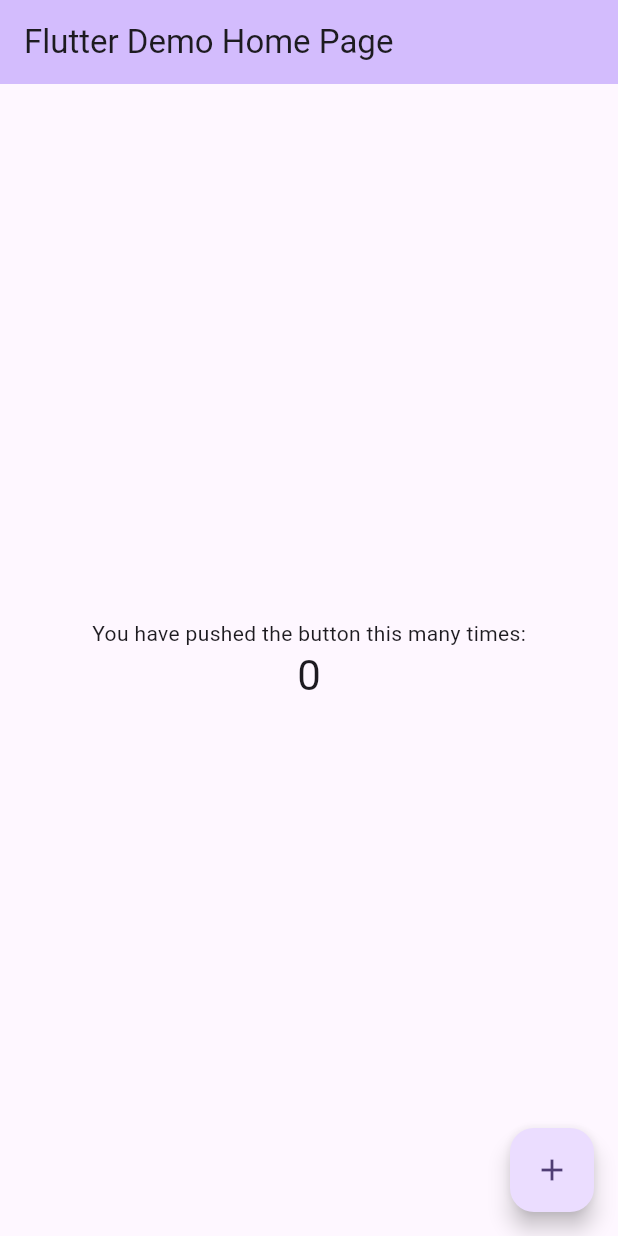
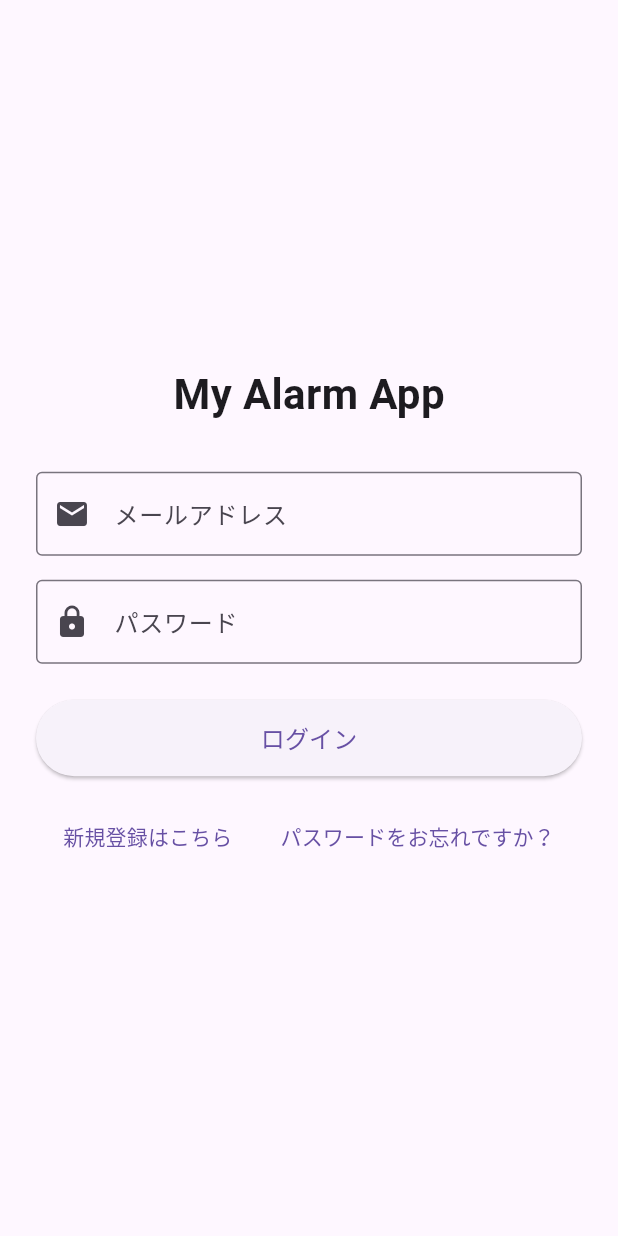
Before and after one commit to nao-0802/flutter_team_app, a Flutter app: the screen it shows after launch, on a phone screen of 412 x 824 dp. Run offline on Flutter 3.47's test engine with Material 3 defaults, Android fonts, the phone set to English and light mode, and no system bars; our stand-ins replace firebase_auth, firebase_core; accounts and stored records are empty.

Commit message:
alert_list.dartを追加しました

```diff
--- /dev/null
+++ b/lib/alarm/alarm_list.dart
@@ -0,0 +1,13 @@
+import 'package:flutter/material.dart';
+
+class AlarmListPage extends StatelessWidget {
+  const AlarmListPage({super.key});
+
+  @override
+  Widget build(BuildContext context) {
+    return Scaffold(
+      appBar: AppBar(title: const Text('アラーム一覧')),
+      body: const Center(child: Text('ログイン成功！')),
+    );
+  }
+}
--- /dev/null
+++ b/lib/login/login.dart
@@ -0,0 +1,147 @@
+import 'package:flutter/material.dart';
+import 'package:firebase_auth/firebase_auth.dart';
+import '../alarm/alarm_list.dart';
+
+class LoginPage extends StatefulWidget {
+  const LoginPage({super.key});
+
+  @override
+  State<LoginPage> createState() => _LoginPageState();
+}
+
+class _LoginPageState extends State<LoginPage> {
+  final _formKey = GlobalKey<FormState>();
+  final _emailController = TextEditingController();
+  final _passwordController = TextEditingController();
+  bool _isLoading = false;
+
+  Future<void> _login() async {
+    if (!_formKey.currentState!.validate()) return;
+
+    setState(() => _isLoading = true);
+
+    try {
+      await FirebaseAuth.instance.signInWithEmailAndPassword(
+        email: _emailController.text.trim(),
+        password: _passwordController.text.trim(),
+      );
+
+      if (!mounted) return;
+      Navigator.pushReplacement(
+        context,
+        MaterialPageRoute(builder: (context) => const AlarmListPage()),
+      );
+    } on FirebaseAuthException catch (e) {
+      String message = 'ログインに失敗しました。';
+      if (e.code == 'user-not-found') {
+        message = 'このメールアドレスは登録されていません。';
+      } else if (e.code == 'wrong-password') {
+        message = 'パスワードが正しくありません。';
+      }
+      ScaffoldMessenger.of(context)
+          .showSnackBar(SnackBar(content: Text(message)));
+    } finally {
+      setState(() => _isLoading = false);
+    }
+  }
+
+  @override
+  Widget build(BuildContext context) {
+    return Scaffold(
+      body: Center(
+        child: SingleChildScrollView(
+          padding: const EdgeInsets.all(24.0),
+          child: Form(
+            key: _formKey,
+            child: Column(
+              mainAxisAlignment: MainAxisAlignment.center,
+              children: [
+                const Text(
+                  'My Alarm App',
+                  style: TextStyle(fontSize: 28, fontWeight: FontWeight.bold),
+                ),
+                const SizedBox(height: 32),
+
+                // メールアドレス入力欄
+                TextFormField(
+                  controller: _emailController,
+                  decoration: const InputDecoration(
+                    labelText: 'メールアドレス',
+                    prefixIcon: Icon(Icons.email),
+                  ),
+                  validator: (value) {
+                    if (value == null || value.isEmpty) {
+                      return 'メールアドレスを入力してください';
+                    }
+                    if (!value.contains('@')) {
+                      return '有効なメールアドレスを入力してください';
+                    }
+                    return null;
+                  },
+                ),
+                const SizedBox(height: 16),
+
+                // パスワード入力欄
+                TextFormField(
+                  controller: _passwordController,
+                  decoration: const InputDecoration(
+                    labelText: 'パスワード',
+                    prefixIcon: Icon(Icons.lock),
+                  ),
+                  obscureText: true,
+                  validator: (value) {
+                    if (value == null || value.isEmpty) {
+                      return 'パスワードを入力してください';
+                    }
+                    return null;
+                  },
+                ),
+                const SizedBox(height: 24),
+
+                // ログインボタン
+                SizedBox(
+                  width: double.infinity,
+                  child: ElevatedButton(
+                    onPressed: _isLoading ? null : _login,
+                    style: ElevatedButton.styleFrom(
+                      padding: const EdgeInsets.symmetric(vertical: 14),
+                    ),
+                    child: _isLoading
+                        ? const CircularProgressIndicator(color: Colors.white)
+                        : const Text('ログイン', style: TextStyle(fontSize: 16)),
+                  ),
+                ),
+                const SizedBox(height: 16),
+
+                // ✅ 修正版：Wrapで自動折り返し
+                Wrap(
+                  alignment: WrapAlignment.spaceBetween,
+                  spacing: 8.0, // 横間隔
+                  runSpacing: 4.0, // 縦間隔
+                  children: [
+                    TextButton(
+                      onPressed: () {
+                        ScaffoldMessenger.of(context).showSnackBar(
+                          const SnackBar(content: Text('新規登録画面へ')),
+                        );
+                      },
+                      child: const Text('新規登録はこちら'),
+                    ),
+                    TextButton(
+                      onPressed: () {
+                        ScaffoldMessenger.of(context).showSnackBar(
+                          const SnackBar(content: Text('パスワードをリセット')),
+                        );
+                      },
+                      child: const Text('パスワードをお忘れですか？'),
+                    ),
+                  ],
+                ),
+              ],
+            ),
+          ),
+        ),
+      ),
+    );
+  }
+}
--- a/lib/main.dart
+++ b/lib/main.dart
@@ -1,122 +1,30 @@
 import 'package:flutter/material.dart';
+import 'package:firebase_core/firebase_core.dart';
+import 'login/login.dart';
+import 'firebase_options.dart'; // FlutterFire CLIで自動生成されるファイル
 
-void main() {
+void main() async {
+  WidgetsFlutterBinding.ensureInitialized();
+  await Firebase.initializeApp(
+    options: DefaultFirebaseOptions.currentPlatform,
+  );
   runApp(const MyApp());
 }
 
 class MyApp extends StatelessWidget {
   const MyApp({super.key});
 
-  // This widget is the root of your application.
   @override
   Widget build(BuildContext context) {
     return MaterialApp(
-      title: 'Flutter Demo',
+      title: 'Login App',
       theme: ThemeData(
-        // This is the theme of your application.
-        //
-        // TRY THIS: Try running your application with "flutter run". You'll see
-        // the application has a purple toolbar. Then, without quitting the app,
-        // try changing the seedColor in the colorScheme below to Colors.green
-        // and then invoke "hot reload" (save your changes or press the "hot
-        // reload" button in a Flutter-supported IDE, or press "r" if you used
-        // the command line to start the app).
-        //
-        // Notice that the counter didn't reset back to zero; the application
-        // state is not lost during the reload. To reset the state, use hot
-        // restart instead.
-        //
-        // This works for code too, not just values: Most code changes can be
-        // tested with just a hot reload.
-        colorScheme: ColorScheme.fromSeed(seedColor: Colors.deepPurple),
+        primarySwatch: Colors.blue,
+        inputDecorationTheme: const InputDecorationTheme(
+          border: OutlineInputBorder(),
+        ),
       ),
-      home: const MyHomePage(title: 'Flutter Demo Home Page'),
+      home: const LoginPage(),
     );
   }
 }
-
-class MyHomePage extends StatefulWidget {
-  const MyHomePage({super.key, required this.title});
-
-  // This widget is the home page of your application. It is stateful, meaning
-  // that it has a State object (defined below) that contains fields that affect
-  // how it looks.
-
-  // This class is the configuration for the state. It holds the values (in this
-  // case the title) provided by the parent (in this case the App widget) and
-  // used by the build method of the State. Fields in a Widget subclass are
-  // always marked "final".
-
-  final String title;
-
-  @override
-  State<MyHomePage> createState() => _MyHomePageState();
-}
-
-class _MyHomePageState extends State<MyHomePage> {
-  int _counter = 0;
-
-  void _incrementCounter() {
-    setState(() {
-      // This call to setState tells the Flutter framework that something has
-      // changed in this State, which causes it to rerun the build method below
-      // so that the display can reflect the updated values. If we changed
-      // _counter without calling setState(), then the build method would not be
-      // called again, and so nothing would appear to happen.
-      _counter++;
-    });
-  }
-
-  @override
-  Widget build(BuildContext context) {
-    // This method is rerun every time setState is called, for instance as done
-    // by the _incrementCounter method above.
-    //
-    // The Flutter framework has been optimized to make rerunning build methods
-    // fast, so that you can just rebuild anything that needs updating rather
-    // than having to individually change instances of widgets.
-    return Scaffold(
-      appBar: AppBar(
-        // TRY THIS: Try changing the color here to a specific color (to
-        // Colors.amber, perhaps?) and trigger a hot reload to see the AppBar
-        // change color while the other colors stay the same.
-        backgroundColor: Theme.of(context).colorScheme.inversePrimary,
-        // Here we take the value from the MyHomePage object that was created by
-        // the App.build method, and use it to set our appbar title.
-        title: Text(widget.title),
-      ),
-      body: Center(
-        // Center is a layout widget. It takes a single child and positions it
-        // in the middle of the parent.
-        child: Column(
-          // Column is also a layout widget. It takes a list of children and
-          // arranges them vertically. By default, it sizes itself to fit its
-          // children horizontally, and tries to be as tall as its parent.
-          //
-          // Column has various properties to control how it sizes itself and
-          // how it positions its children. Here we use mainAxisAlignment to
-          // center the children vertically; the main axis here is the vertical
-          // axis because Columns are vertical (the cross axis would be
-          // horizontal).
-          //
-          // TRY THIS: Invoke "debug painting" (choose the "Toggle Debug Paint"
-          // action in the IDE, or press "p" in the console), to see the
-          // wireframe for each widget.
-          mainAxisAlignment: MainAxisAlignment.center,
-          children: <Widget>[
-            const Text('You have pushed the button this many times:'),
-            Text(
-              '$_counter',
-              style: Theme.of(context).textTheme.headlineMedium,
-            ),
-          ],
-        ),
-      ),
-      floatingActionButton: FloatingActionButton(
-        onPressed: _incrementCounter,
-        tooltip: 'Increment',
-        child: const Icon(Icons.add),
-      ), // This trailing comma makes auto-formatting nicer for build methods.
-    );
-  }
-}
```
Also changed, not shown: pubspec.yaml (+8 -0 lines), firebase.json (added), lib/firebase_options.dart (added), pubspec.lock, 6 other files.
